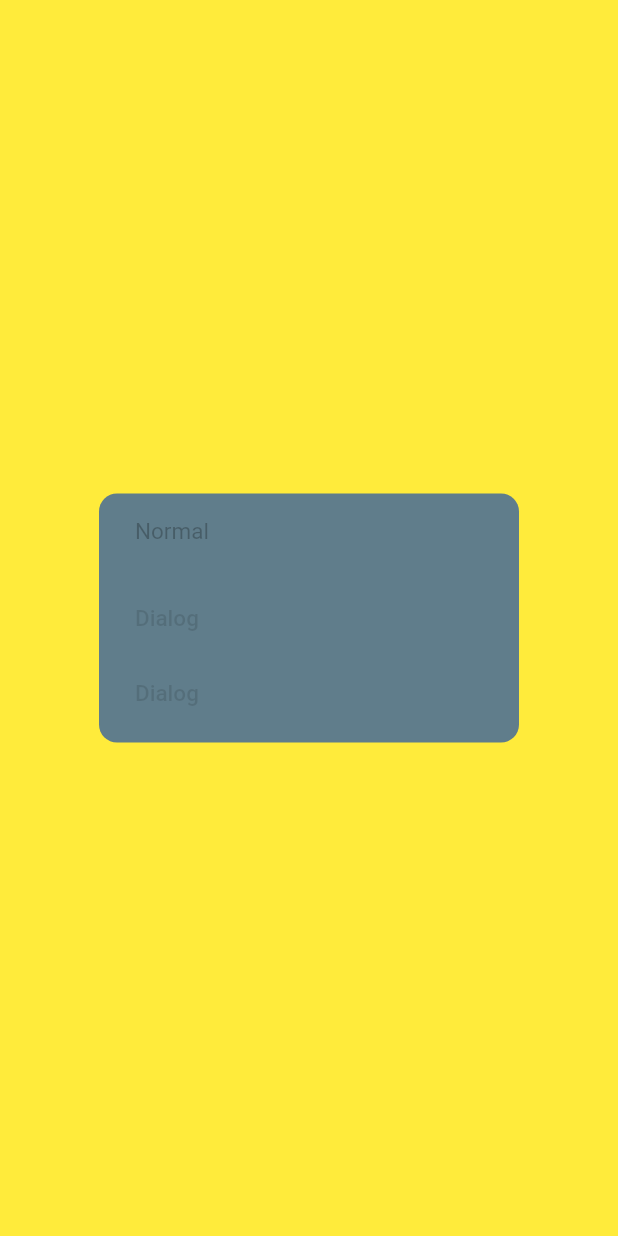
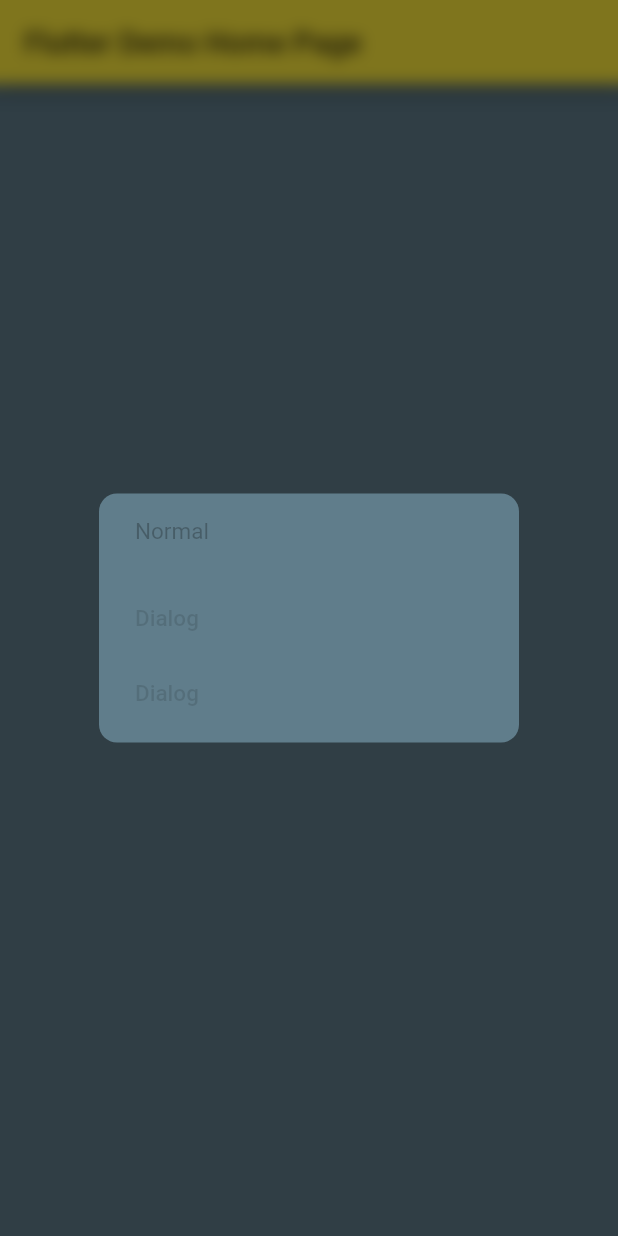
Before and after one commit to pavelsust/flutter_theme_project, a Flutter app: the screen it shows after launch, after a tap on "Nothing", on a phone screen of 412 x 824 dp. Run offline on Flutter 3.47's test engine with Material 2 defaults, Android fonts, the phone set to English and light mode, and no system bars.

```diff
--- a/lib/main.dart
+++ b/lib/main.dart
@@ -65,7 +65,6 @@ class _MyHomePageState extends State<MyHomePage> {
   }
 
 
-
   List<DialogListItem> getThemeList() {
     List<DialogListItem> ret = [];
     ThemeOptions.values.forEach((ThemeOptions value) {
--- a/lib/state/base_theme.dart
+++ b/lib/state/base_theme.dart
@@ -8,7 +8,7 @@ abstract class BaseTheme{
   Color? secondaryColor;
 
   /// Operator overrides
-  bool operator ==(o) => (o != null && o.hashCode == hashCode);
+  bool operator ==(o) => (o.hashCode == hashCode);
   int get hashCode => themeID.hashCode;
 }
 
@@ -17,24 +17,23 @@ class LightTheme extends BaseTheme{
   Color normalColor = Colors.orange;
   Color secondNormalColor = Colors.green;
 
-
   @override
   int? get themeID => 1;
-
 
   @override
   Color? get primaryColor => Colors.yellow;
 
   @override
   Color? get secondaryColor => Colors.blueGrey;
+
 }
 
 class DarkTheme extends BaseTheme{
+
   Color normalColor = Colors.black26;
   Color secondNormalColor = Colors.black12;
   @override
   int? get themeID => 2;
-
 
   @override
   Color? get primaryColor => Colors.grey;
--- a/lib/state/dialog_overlay.dart
+++ b/lib/state/dialog_overlay.dart
@@ -108,14 +108,6 @@ class _DialogOverlayState extends State<DialogOverlay>
                 decoration: BoxDecoration(
                   color: StateContainer.of(context).currentTheme.secondaryColor,
                   borderRadius: BorderRadius.circular(12),
-                  boxShadow: [
-                    BoxShadow(
-                      color: StateContainer.of(context).currentTheme.primaryColor!,
-                      offset: Offset(0, 30),
-                      blurRadius: 60,
-                      spreadRadius: -10,
-                    ),
-                  ],
                 ),
                 child: ClipRRect(
                   borderRadius: BorderRadius.circular(12),
--- a/lib/state/dialog_screen.dart
+++ b/lib/state/dialog_screen.dart
@@ -39,10 +39,10 @@ Future<T?> showAppDialog<T>({
 
   final ThemeData theme = Theme.of(context);
 
+
   return showGeneralDialog(
     context: context,
-    pageBuilder: (BuildContext buildContext, Animation<double> animation,
-        Animation<double> secondaryAnimation) {
+    pageBuilder: (BuildContext buildContext, Animation<double> animation, Animation<double> secondaryAnimation) {
       final Widget pageChild = child ?? Builder(builder: builder);
       return SafeArea(
         child: Builder(builder: (BuildContext context) {
@@ -52,8 +52,7 @@ Future<T?> showAppDialog<T>({
     },
     barrierDismissible: barrierDismissible,
     barrierLabel: MaterialLocalizations.of(context).modalBarrierDismissLabel,
-    barrierColor: StateContainer.of(context).currentTheme.primaryColor!,
-    transitionDuration: const Duration(milliseconds: 0),
+    transitionDuration: const Duration(milliseconds: 200),
     transitionBuilder: _buildMaterialDialogTransitions,
   );
 }
```
